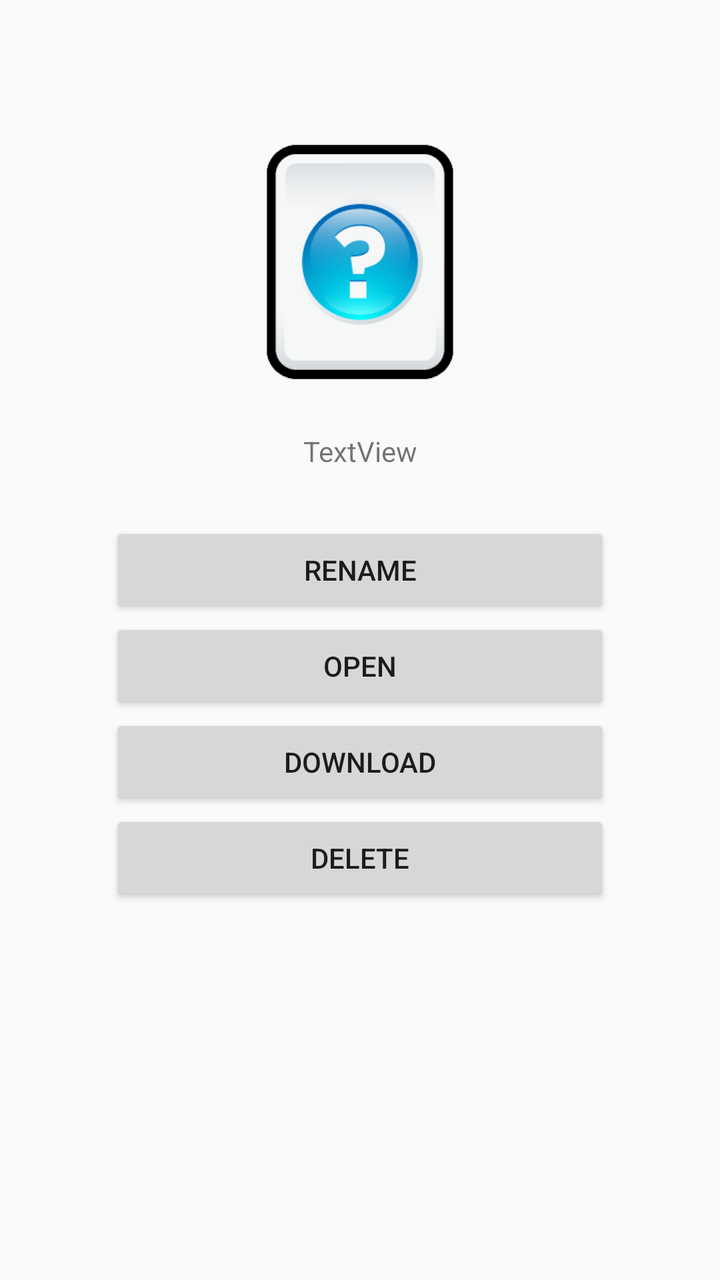
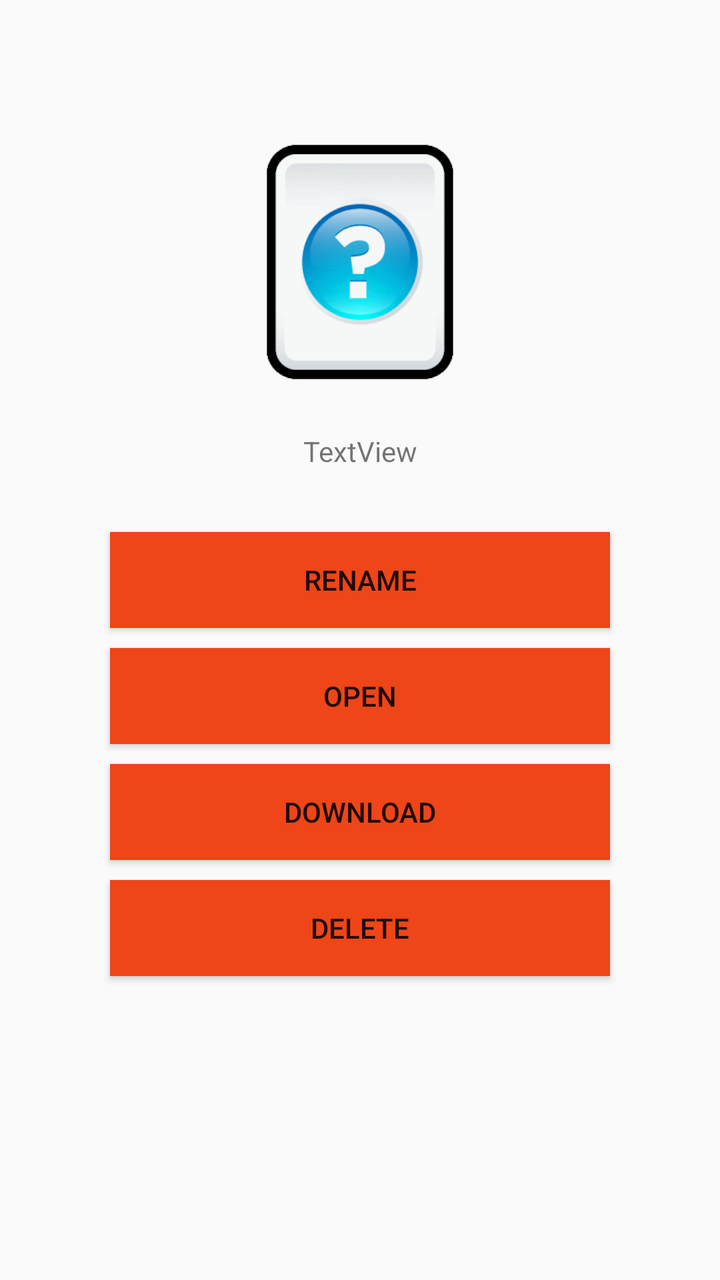

An Android layout rendered at two revisions. The XML below is the earlier revision; the diff shows what the commit changed to produce the second picture.
<!-- AndroidManifest.xml: application theme AppTheme -->
<!-- res/layout/activity_detail_view.xml -->
<?xml version="1.0" encoding="utf-8"?>
<LinearLayout xmlns:android="http://schemas.android.com/apk/res/android"
    xmlns:app="http://schemas.android.com/apk/res-auto"
    xmlns:tools="http://schemas.android.com/tools"
    android:layout_width="match_parent"
    android:layout_height="match_parent"
    android:orientation="vertical"
    tools:context=".DetailViewActivity">

    <ImageView
        android:id="@+id/ivDetailFiletype"
        android:layout_width="match_parent"
        android:layout_height="118dp"
        android:layout_marginTop="72dp"
        app:layout_constraintEnd_toEndOf="parent"
        app:layout_constraintStart_toStartOf="parent"
        app:layout_constraintTop_toTopOf="parent"
        app:srcCompat="@drawable/unknown" />

    <TextView
        android:id="@+id/tvFileName"
        android:layout_width="match_parent"
        android:layout_height="61dp"
        android:layout_marginTop="5dp"
        android:layout_marginBottom="5dp"
        android:gravity="center_horizontal|center_vertical"
        android:text="TextView" />

    <Button
        android:id="@+id/btRename"
        android:layout_width="250dp"
        android:layout_height="wrap_content"
        android:layout_gravity="center_horizontal"
        android:text="Rename" />

    <Button
        android:id="@+id/btOpen"
        android:layout_width="250dp"
        android:layout_height="wrap_content"
        android:layout_gravity="center_horizontal"
        android:text="Open" />

    <Button
        android:id="@+id/btDownload"
        android:layout_width="250dp"
        android:layout_height="wrap_content"
        android:layout_gravity="center_horizontal"
        android:text="download" />

    <Button
        android:id="@+id/btDelete"
        android:layout_width="250dp"
        android:layout_height="wrap_content"
        android:layout_gravity="center_horizontal"
        android:text="Delete" />

    <ProgressBar
        android:id="@+id/progress_bar"
        style="@style/Base.Widget.AppCompat.ProgressBar"
        android:layout_width="match_parent"
        android:layout_height="wrap_content"
        android:layout_gravity="center"
        android:indeterminate="true"
        android:visibility="gone" />

</LinearLayout>
<!-- resources referenced by this layout -->
<resources>
  <!-- drawable unknown: png bitmap (drawable, 10240 bytes) -->
  <style name="AppTheme" parent="Theme.AppCompat.Light.NoActionBar">
          
          <item name="colorPrimary">@color/colorPrimary</item>
          <item name="colorPrimaryDark">@color/colorPrimaryDark</item>
          <item name="colorAccent">@color/colorAccent</item>
      </style>
  <color name="colorPrimary">#FFFFFF</color>
  <color name="colorPrimaryDark">#EE4519</color>
  <color name="colorAccent">#4E0013</color>
</resources>

<!-- the commit's change to res/layout/activity_detail_view.xml (unified diff, before → after) -->
@@ -31,6 +31,8 @@
         android:layout_width="250dp"
         android:layout_height="wrap_content"
         android:layout_gravity="center_horizontal"
+        android:layout_margin="5dp"
+        android:background="@color/colorPrimaryDark"
         android:text="Rename" />
 
     <Button
@@ -38,6 +40,8 @@
         android:layout_width="250dp"
         android:layout_height="wrap_content"
         android:layout_gravity="center_horizontal"
+        android:layout_margin="5dp"
+        android:background="@color/colorPrimaryDark"
         android:text="Open" />
 
     <Button
@@ -45,6 +49,8 @@
         android:layout_width="250dp"
         android:layout_height="wrap_content"
         android:layout_gravity="center_horizontal"
+        android:layout_margin="5dp"
+        android:background="@color/colorPrimaryDark"
         android:text="download" />
 
     <Button
@@ -52,6 +58,8 @@
         android:layout_width="250dp"
         android:layout_height="wrap_content"
         android:layout_gravity="center_horizontal"
+        android:background="@color/colorPrimaryDark"
+        android:layout_margin="5dp"
         android:text="Delete" />
 
     <ProgressBar
